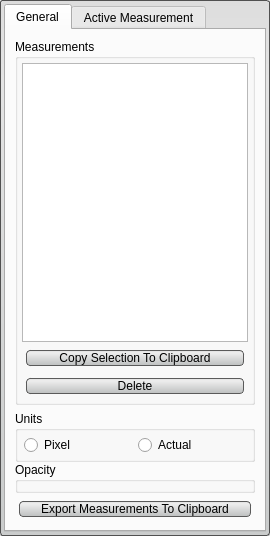
Before: the Qt Designer form src/Interface/ToolInterface/MeasurementToolInterface.ui in SCIInstitute/Seg3D, drawn with Qt 5.
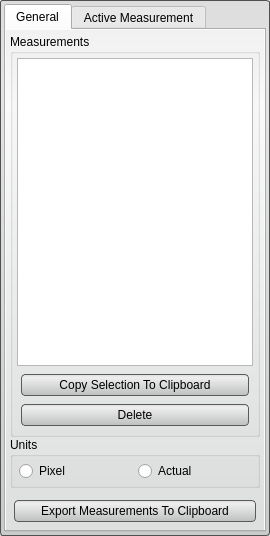
After: the same form once the commit is applied. Custom widgets are drawn as their Qt base class.

Commit message: - Fixed formatting of measurement tool. - Disable editing color through table for now until dialog positioning can be fixed.  Color can be edited through active measurement tab.

```diff
--- a/src/Interface/ToolInterface/MeasurementToolInterface.ui
+++ b/src/Interface/ToolInterface/MeasurementToolInterface.ui
@@ -56,7 +56,11 @@
   border-radius: 4px;
   border: 1px solid rgb(90, 90, 90);
   margin:4px;
-}</string>
+}
+
+QWidget#general_tab_, QWidget#active_tab_{ 
+  background-color: qlineargradient(spread:pad, x1:0.5, y1:0, x2:0.5, y2:0.960227, stop:0 rgba(241, 241, 241, 255), stop:0.155779 rgba(250, 250, 250, 255), stop:1 rgba(222, 224, 224, 255));
+}  </string>
   </property>
   <layout class="QVBoxLayout" name="verticalLayout_6">
    <property name="spacing">
@@ -111,16 +115,22 @@
            <number>0</number>
           </property>
           <item>
-           <widget class="QWidget" name="base_1_" native="true">
-            <layout class="QVBoxLayout" name="verticalLayout_16">
+           <widget class="QWidget" name="general_base_" native="true">
+            <layout class="QVBoxLayout" name="verticalLayout_8">
+             <property name="spacing">
+              <number>0</number>
+             </property>
+             <property name="margin">
+              <number>4</number>
+             </property>
              <item>
               <widget class="QGroupBox" name="measurements_groupbox_">
                <property name="title">
                 <string>Measurements</string>
                </property>
-               <layout class="QVBoxLayout" name="verticalLayout_3" stretch="3,0,0">
+               <layout class="QVBoxLayout" name="verticalLayout_3" stretch="3,0">
                 <property name="spacing">
-                 <number>4</number>
+                 <number>0</number>
                 </property>
                 <property name="margin">
                  <number>4</number>
@@ -141,7 +151,31 @@
                  </widget>
                 </item>
                 <item>
+                 <widget class="QWidget" name="table_button_widget_" native="true">
+                  <layout class="QVBoxLayout" name="verticalLayout_17">
+                   <property name="spacing">
+                    <number>0</number>
+                   </property>
+                   <property name="leftMargin">
+                    <number>0</number>
+                   </property>
+                   <property name="topMargin">
+                    <number>4</number>
+                   </property>
+                   <property name="rightMargin">
+                    <number>0</number>
+                   </property>
+                   <property name="bottomMargin">
+                    <number>0</number>
+                   </property>
+                   <item>
                  <widget class="QPushButton" name="copy_button_">
+                     <property name="minimumSize">
+                      <size>
+                       <width>0</width>
+                       <height>30</height>
+                      </size>
+                     </property>
                   <property name="text">
                    <string>Copy Selection To Clipboard</string>
                   </property>
@@ -149,6 +183,12 @@
                 </item>
                 <item>
                  <widget class="QPushButton" name="delete_button_">
+                     <property name="minimumSize">
+                      <size>
+                       <width>0</width>
+                       <height>30</height>
+                      </size>
+                     </property>
                   <property name="text">
                    <string>Delete</string>
                   </property>
@@ -157,6 +197,9 @@
                </layout>
               </widget>
              </item>
+               </layout>
+              </widget>
+             </item>
              <item>
               <widget class="QWidget" name="bottom_widget_" native="true">
                <layout class="QVBoxLayout" name="verticalLayout_4">
@@ -238,23 +281,35 @@
                  </widget>
                 </item>
                 <item>
-                 <widget class="QGroupBox" name="opacity_groupbox_">
+                 <widget class="QWidget" name="opacity_widget_" native="true">
+                  <property name="sizePolicy">
+                   <sizepolicy hsizetype="Preferred" vsizetype="Maximum">
+                    <horstretch>0</horstretch>
+                    <verstretch>0</verstretch>
+                   </sizepolicy>
+                  </property>
                   <property name="minimumSize">
                    <size>
                     <width>0</width>
-                    <height>20</height>
+                    <height>0</height>
                    </size>
                   </property>
-                  <property name="title">
-                   <string>Opacity</string>
-                  </property>
-                  <layout class="QVBoxLayout" name="verticalLayout_8">
+                  <layout class="QVBoxLayout" name="verticalLayout_16">
                    <property name="spacing">
-                    <number>2</number>
+                    <number>0</number>
                    </property>
-                   <property name="margin">
+                   <property name="leftMargin">
+                    <number>0</number>
+                   </property>
+                   <property name="topMargin">
                     <number>4</number>
                    </property>
+                   <property name="rightMargin">
+                    <number>0</number>
+                   </property>
+                   <property name="bottomMargin">
+                    <number>0</number>
+                   </property>
                    <item>
                     <widget class="QtUtils::QtSliderDoubleCombo" name="measurement_opacity_slider_" native="true"/>
                    </item>
@@ -299,6 +354,12 @@
                    </property>
                    <item>
                     <widget class="QPushButton" name="export_button_">
+                     <property name="minimumSize">
+                      <size>
+                       <width>0</width>
+                       <height>30</height>
+                      </size>
+                     </property>
                      <property name="text">
                       <string>Export Measurements To Clipboard</string>
                      </property>
```
Left out of the diff: 66 changed lines with no effect on the pictures. Lines whose indentation alone changed are shown as unchanged. The commit also changes 3 other files.
